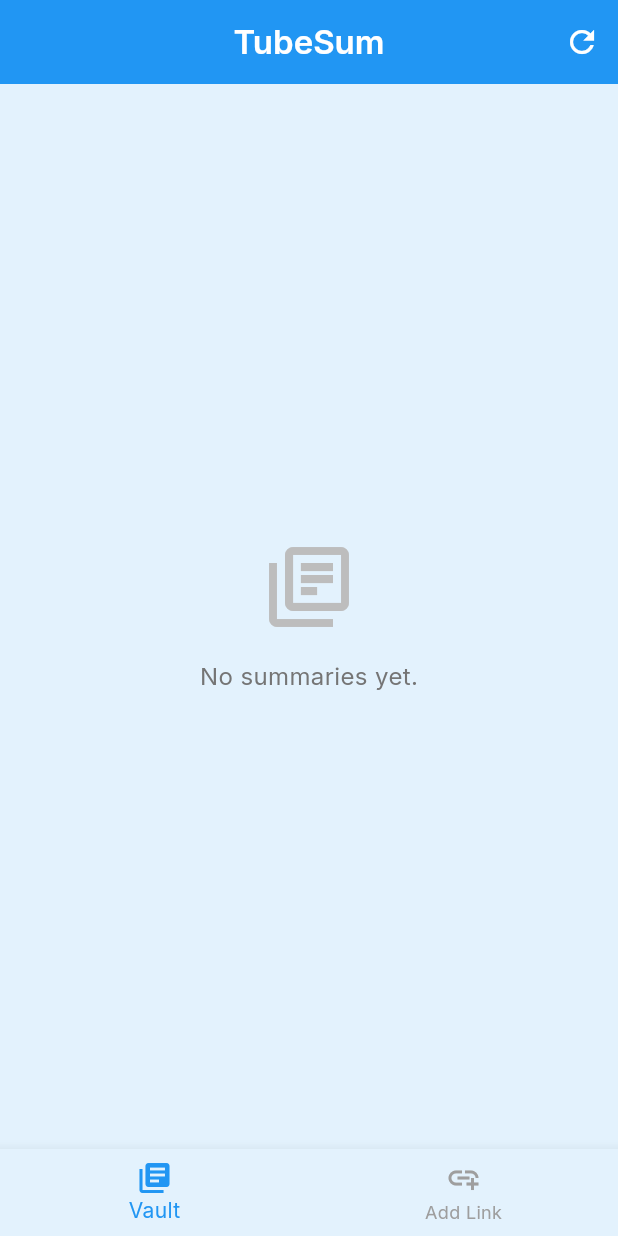
After one commit to BosqenTechnologies/youtube_summary_app, a Flutter app: the screen it shows after launch, after a tap on the "refresh" icon, on a phone screen of 412 x 824 dp. The commit adds this screen. Run offline on Flutter 3.47's test engine with Material 3 defaults, Android fonts, the phone set to English and light mode, and no system bars; our stand-ins replace cached_network_image, flutter_riverpod, google_fonts, supabase_flutter; accounts and stored records are empty; network calls fail.

Commit message:
new feature added

```diff
--- a/lib/app.dart
+++ b/lib/app.dart
@@ -1,6 +1,6 @@
 import 'package:flutter/material.dart';
 import 'core/theme/app_theme.dart';
-import 'features/youtube_summary/presentation/screens/summary_home_screen.dart';
+import 'features/youtube_summary/presentation/screens/main_screen.dart';
 
 class App extends StatelessWidget {
   const App({super.key});
@@ -11,7 +11,7 @@ class App extends StatelessWidget {
       title: 'TubeSum',
       debugShowCheckedModeBanner: false,
       theme: AppTheme.lightTheme,
-      home: const SummaryHomeScreen(),
+      home: const MainScreen(),
     );
   }
 }
--- a/lib/features/youtube_summary/data/services/database_service.dart
+++ b/lib/features/youtube_summary/data/services/database_service.dart
@@ -11,6 +11,7 @@ class DatabaseService {
         'title': videoData['title'],
         'channel_name': videoData['channel_name'],
         'transcript': videoData['transcript'],
+        'summary': videoData['summary'],
       });
       print('✅ Saved to Supabase successfully!');
     } on PostgrestException catch (e) {
@@ -27,4 +28,17 @@ class DatabaseService {
       rethrow;
     }
   }
+
+  Future<List<Map<String, dynamic>>> getSavedSummaries() async {
+    try {
+      final response = await supabase
+          .from('youtube_summaries')
+          .select()
+          .order('created_at', ascending: false);
+      return List<Map<String, dynamic>>.from(response);
+    } catch (e) {
+      print('❌ Unexpected error fetching from Supabase: $e');
+      return [];
+    }
+  }
 }
--- a/lib/features/youtube_summary/data/services/youtube_extraction_service.dart
+++ b/lib/features/youtube_summary/data/services/youtube_extraction_service.dart
@@ -36,6 +36,7 @@ class YouTubeExtractionService {
         'title': data['title'],
         'channel_name': data['channel_name'],
         'transcript': data['transcript'],
+        'summary': data['summary'],
       };
 
     } catch (e) {
--- /dev/null
+++ b/lib/features/youtube_summary/presentation/screens/library_screen.dart
@@ -0,0 +1,92 @@
+import 'package:flutter/material.dart';
+import '../../data/services/database_service.dart';
+import '../widgets/summary_result_card.dart';
+
+class LibraryScreen extends StatefulWidget {
+  const LibraryScreen({super.key});
+
+  @override
+  State<LibraryScreen> createState() => _LibraryScreenState();
+}
+
+class _LibraryScreenState extends State<LibraryScreen> {
+  final _databaseService = DatabaseService();
+  List<Map<String, dynamic>> _savedSummaries = [];
+  bool _isLoading = true;
+
+  @override
+  void initState() {
+    super.initState();
+    _fetchSummaries();
+  }
+
+  Future<void> _fetchSummaries() async {
+    setState(() {
+      _isLoading = true;
+    });
+
+    final summaries = await _databaseService.getSavedSummaries();
+
+    if (mounted) {
+      setState(() {
+        _savedSummaries = summaries;
+        _isLoading = false;
+      });
+    }
+  }
+
+  @override
+  Widget build(BuildContext context) {
+    return Scaffold(
+      appBar: AppBar(
+        title: const Text('TubeSum'),
+        actions: [
+          IconButton(
+            icon: const Icon(Icons.refresh),
+            onPressed: _fetchSummaries,
+          ),
+        ],
+      ),
+      body: _isLoading
+          ? const Center(child: CircularProgressIndicator())
+          : _savedSummaries.isEmpty
+              ? Center(
+                  child: Column(
+                    mainAxisAlignment: MainAxisAlignment.center,
+                    children: [
+                      Icon(Icons.library_books_outlined, size: 64, color: Colors.grey[400]),
+                      const SizedBox(height: 16),
+                      Text(
+                        'No summaries yet.',
+                        style: TextStyle(color: Colors.grey[600], fontSize: 16),
+                      ),
+                    ],
+                  ),
+                )
+              : RefreshIndicator(
+                  onRefresh: _fetchSummaries,
+                  child: ListView.builder(
+                    padding: const EdgeInsets.all(16),
+                    itemCount: _savedSummaries.length,
+                    itemBuilder: (context, index) {
+                      final item = _savedSummaries[index];
+                      final videoId = item['video_id'];
+                      final thumbnailUrl = item['thumbnail_url'] ??
+                          (videoId != null ? 'https://img.youtube.com/vi/$videoId/0.jpg' : '');
+
+                      return Padding(
+                        padding: const EdgeInsets.only(bottom: 16),
+                        child: SummaryResultCard(
+                          thumbnailUrl: thumbnailUrl,
+                          title: item['title'] ?? 'Unknown Title',
+                          channelName: item['channel_name'] ?? 'Unknown Channel',
+                          summary: item['summary'] ?? '',
+                          fullTranscript: item['transcript'] ?? '',
+                        ),
+                      );
+                    },
+                  ),
+                ),
+    );
+  }
+}
--- /dev/null
+++ b/lib/features/youtube_summary/presentation/screens/main_screen.dart
@@ -0,0 +1,50 @@
+import 'package:flutter/material.dart';
+import '../../../../core/constants/app_colors.dart';
+import 'library_screen.dart';
+import 'summary_home_screen.dart';
+
+class MainScreen extends StatefulWidget {
+  const MainScreen({super.key});
+
+  @override
+  State<MainScreen> createState() => _MainScreenState();
+}
+
+class _MainScreenState extends State<MainScreen> {
+  int _currentIndex = 0;
+
+  final List<Widget> _screens = [
+    const LibraryScreen(),
+    const SummaryHomeScreen(),
+  ];
+
+  @override
+  Widget build(BuildContext context) {
+    return Scaffold(
+      body: IndexedStack(
+        index: _currentIndex,
+        children: _screens,
+      ),
+      bottomNavigationBar: BottomNavigationBar(
+        currentIndex: _currentIndex,
+        onTap: (index) {
+          setState(() {
+            _currentIndex = index;
+          });
+        },
+        selectedItemColor: AppColors.primaryBlue,
+        unselectedItemColor: Colors.grey,
+        items: const [
+          BottomNavigationBarItem(
+            icon: Icon(Icons.library_books),
+            label: 'Vault',
+          ),
+          BottomNavigationBarItem(
+            icon: Icon(Icons.add_link),
+            label: 'Add Link',
+          ),
+        ],
+      ),
+    );
+  }
+}
--- a/lib/features/youtube_summary/presentation/state/summary_provider.dart
+++ b/lib/features/youtube_summary/presentation/state/summary_provider.dart
@@ -88,9 +88,9 @@ class SummaryNotifier extends StateNotifier<SummaryState> {
           channelName: videoData['channel_name'],
           thumbnailUrl:
               'https://img.youtube.com/vi/${videoData['video_id']}/0.jpg',
-          summaryText: transcript.length > 300
+          summaryText: videoData['summary'] ?? (transcript.length > 300
               ? '${transcript.substring(0, 300)}...'
-              : transcript,
+              : transcript),
           fullTranscript: transcript,
         ),
       );
```
Also changed, not shown: lib/features/youtube_summary/presentation/widgets/summary_result_card.dart (+83 -24 lines), 1 other file.
